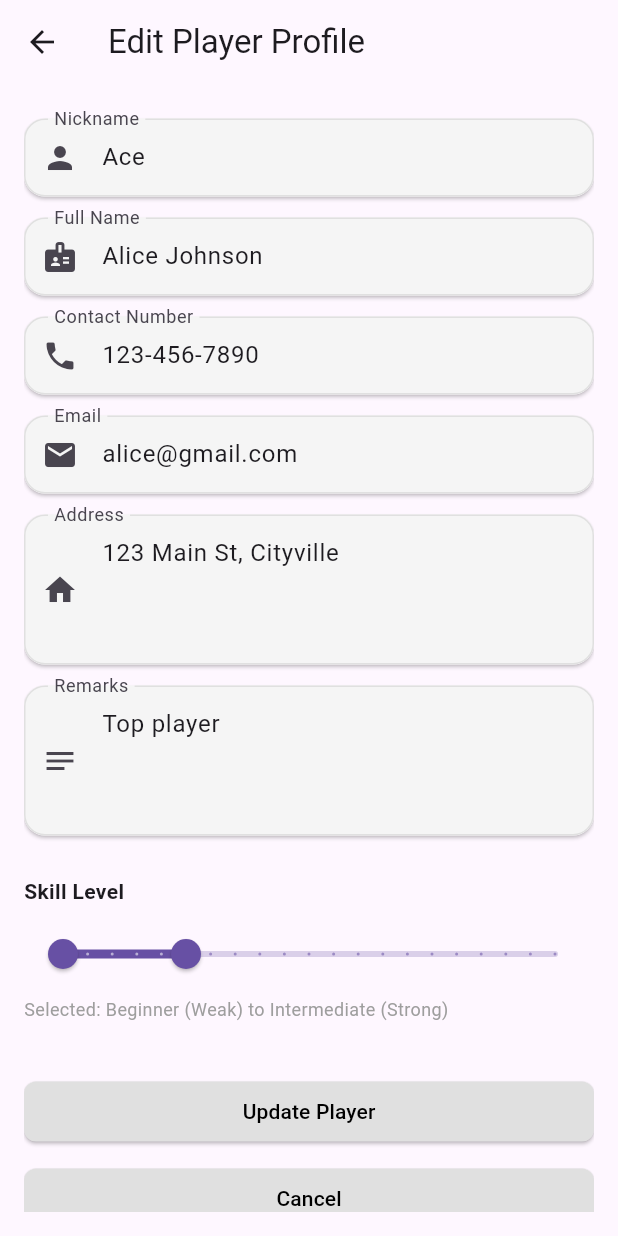
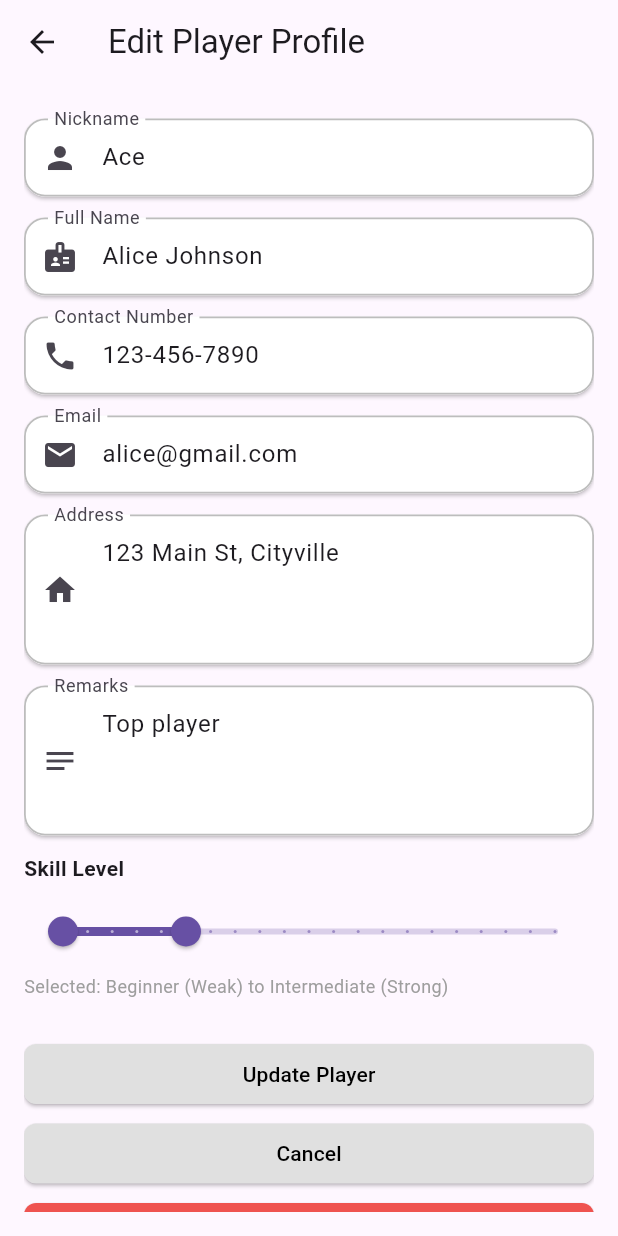
Before and after one commit to Aycees/badminton_system, a Flutter app: the EditPlayerScreen screen opened directly with sample values from the repository, on a phone screen of 412 x 824 dp. Run offline on Flutter 3.47's test engine with Material 3 defaults, Android fonts, the phone set to English and light mode, and no system bars.

Commit message:
Refactor input field styles in AddPlayerForm and EditPlayerForm for improved UI consistency

```diff
--- a/lib/widgets/edit_player_form.dart
+++ b/lib/widgets/edit_player_form.dart
@@ -291,23 +291,33 @@ class _EditPlayerFormState extends State<EditPlayerForm> {
                     prefixIcon: field['icon'] as Widget,
                     errorText: field['error'] as String?,
                     filled: true,
-                    fillColor: Colors.grey[100],
+                    fillColor: Colors.white,
                     enabledBorder: OutlineInputBorder(
                       borderRadius: BorderRadius.circular(14),
-                      borderSide: BorderSide(color: Colors.grey.shade300),
+                      borderSide: BorderSide(
+                        color: Colors.grey.shade400,
+                        width: 1.2,
+                      ),
                     ),
                     focusedBorder: OutlineInputBorder(
                       borderRadius: BorderRadius.circular(14),
                       borderSide: const BorderSide(
                         color: Colors.blueAccent,
-                        width: 1.5,
+                        width: 2.0,
                       ),
                     ),
                     errorBorder: OutlineInputBorder(
                       borderRadius: BorderRadius.circular(14),
                       borderSide: const BorderSide(
                         color: Colors.redAccent,
-                        width: 1.5,
+                        width: 2.0,
+                      ),
+                    ),
+                    focusedErrorBorder: OutlineInputBorder(
+                      borderRadius: BorderRadius.circular(14),
+                      borderSide: const BorderSide(
+                        color: Colors.redAccent,
+                        width: 2.0,
                       ),
                     ),
                     contentPadding: const EdgeInsets.symmetric(
@@ -321,7 +331,7 @@ class _EditPlayerFormState extends State<EditPlayerForm> {
               ),
             ),
           ),
-          const SizedBox(height: 20),
+          const SizedBox(height: 5),
           Column(
             crossAxisAlignment: CrossAxisAlignment.start,
             children: [
@@ -355,7 +365,7 @@ class _EditPlayerFormState extends State<EditPlayerForm> {
               const SizedBox(height: 16),
             ],
           ),
-          const SizedBox(height: 20),
+          const SizedBox(height: 10),
           Column(
             children: [
               // Update Player Button
@@ -375,7 +385,7 @@ class _EditPlayerFormState extends State<EditPlayerForm> {
                   ),
                 ),
               ),
-              const SizedBox(height: 10),
+              const SizedBox(height: 5),
               // Cancel Button
               SizedBox(
                 width: double.infinity,
@@ -393,7 +403,7 @@ class _EditPlayerFormState extends State<EditPlayerForm> {
                   ),
                 ),
               ),
-              const SizedBox(height: 10),
+              const SizedBox(height: 5),
               // Delete Player Button
               SizedBox(
                 width: double.infinity,
```
Also changed, not shown: lib/widgets/add_player_form.dart (+14 -4 lines).
